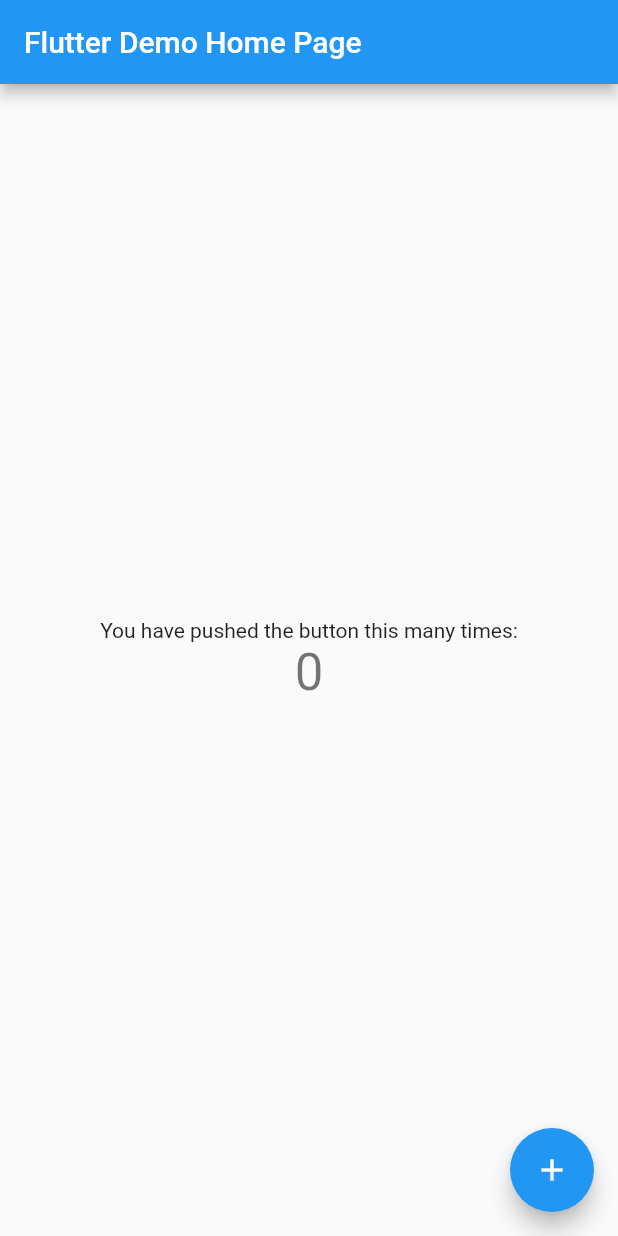
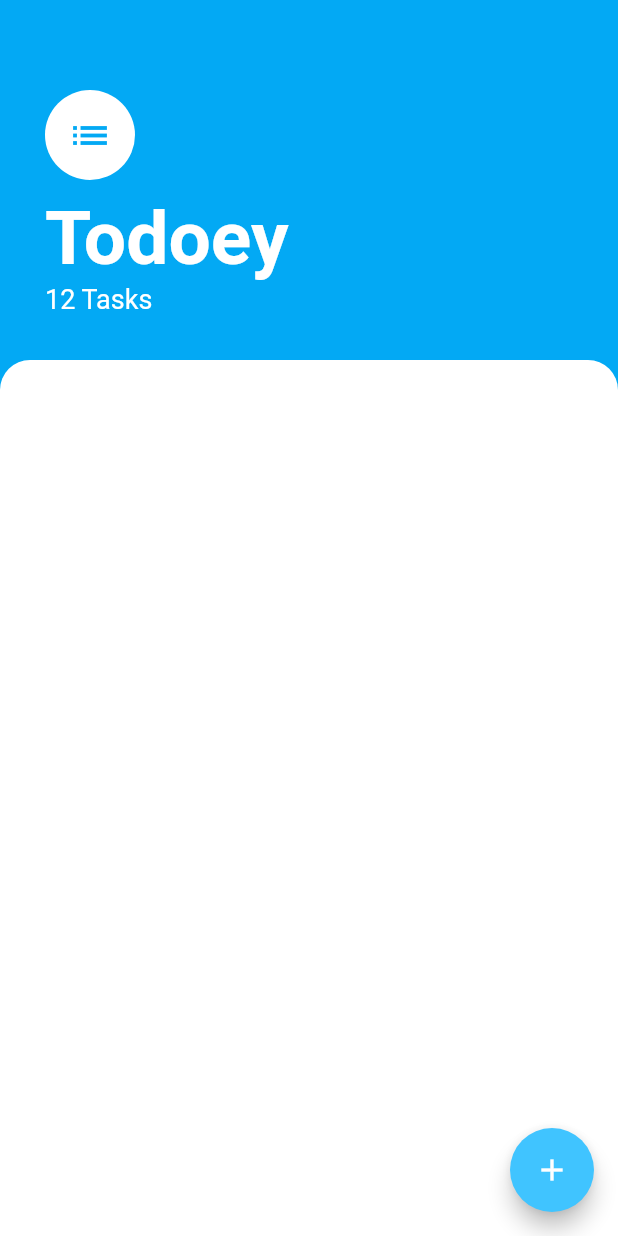
Before and after one commit to py415/todoey_flutter, a Flutter app: the screen it shows after launch, on a phone screen of 412 x 824 dp. Run offline on Flutter 3.47's test engine with Material 2 defaults, Android fonts, the phone set to English and light mode, and no system bars.

Commit message:
Update UI design

```diff
--- a/lib/main.dart
+++ b/lib/main.dart
@@ -1,111 +1,13 @@
 import 'package:flutter/material.dart';
+import 'screens/tasks_screen.dart';
 
 void main() => runApp(MyApp());
 
 class MyApp extends StatelessWidget {
-  // This widget is the root of your application.
   @override
   Widget build(BuildContext context) {
     return MaterialApp(
-      title: 'Flutter Demo',
-      theme: ThemeData(
-        // This is the theme of your application.
-        //
-        // Try running your application with "flutter run". You'll see the
-        // application has a blue toolbar. Then, without quitting the app, try
-        // changing the primarySwatch below to Colors.green and then invoke
-        // "hot reload" (press "r" in the console where you ran "flutter run",
-        // or simply save your changes to "hot reload" in a Flutter IDE).
-        // Notice that the counter didn't reset back to zero; the application
-        // is not restarted.
-        primarySwatch: Colors.blue,
-      ),
-      home: MyHomePage(title: 'Flutter Demo Home Page'),
+      home: TasksScreen(),
     );
   }
 }
-
-class MyHomePage extends StatefulWidget {
-  MyHomePage({Key key, this.title}) : super(key: key);
-
-  // This widget is the home page of your application. It is stateful, meaning
-  // that it has a State object (defined below) that contains fields that affect
-  // how it looks.
-
-  // This class is the configuration for the state. It holds the values (in this
-  // case the title) provided by the parent (in this case the App widget) and
-  // used by the build method of the State. Fields in a Widget subclass are
-  // always marked "final".
-
-  final String title;
-
-  @override
-  _MyHomePageState createState() => _MyHomePageState();
-}
-
-class _MyHomePageState extends State<MyHomePage> {
-  int _counter = 0;
-
-  void _incrementCounter() {
-    setState(() {
-      // This call to setState tells the Flutter framework that something has
-      // changed in this State, which causes it to rerun the build method below
-      // so that the display can reflect the updated values. If we changed
-      // _counter without calling setState(), then the build method would not be
-      // called again, and so nothing would appear to happen.
-      _counter++;
-    });
-  }
-
-  @override
-  Widget build(BuildContext context) {
-    // This method is rerun every time setState is called, for instance as done
-    // by the _incrementCounter method above.
-    //
-    // The Flutter framework has been optimized to make rerunning build methods
-    // fast, so that you can just rebuild anything that needs updating rather
-    // than having to individually change instances of widgets.
-    return Scaffold(
-      appBar: AppBar(
-        // Here we take the value from the MyHomePage object that was created by
-        // the App.build method, and use it to set our appbar title.
-        title: Text(widget.title),
-      ),
-      body: Center(
-        // Center is a layout widget. It takes a single child and positions it
-        // in the middle of the parent.
-        child: Column(
-          // Column is also layout widget. It takes a list of children and
-          // arranges them vertically. By default, it sizes itself to fit its
-          // children horizontally, and tries to be as tall as its parent.
-          //
-          // Invoke "debug painting" (press "p" in the console, choose the
-          // "Toggle Debug Paint" action from the Flutter Inspector in Android
-          // Studio, or the "Toggle Debug Paint" command in Visual Studio Code)
-          // to see the wireframe for each widget.
-          //
-          // Column has various properties to control how it sizes itself and
-          // how it positions its children. Here we use mainAxisAlignment to
-          // center the children vertically; the main axis here is the vertical
-          // axis because Columns are vertical (the cross axis would be
-          // horizontal).
-          mainAxisAlignment: MainAxisAlignment.center,
-          children: <Widget>[
-            Text(
-              'You have pushed the button this many times:',
-            ),
-            Text(
-              '$_counter',
-              style: Theme.of(context).textTheme.display1,
-            ),
-          ],
-        ),
-      ),
-      floatingActionButton: FloatingActionButton(
-        onPressed: _incrementCounter,
-        tooltip: 'Increment',
-        child: Icon(Icons.add),
-      ), // This trailing comma makes auto-formatting nicer for build methods.
-    );
-  }
-}
--- /dev/null
+++ b/lib/screens/tasks_screen.dart
@@ -0,0 +1,70 @@
+import 'package:flutter/material.dart';
+
+class TasksScreen extends StatelessWidget {
+  @override
+  Widget build(BuildContext context) {
+    return Scaffold(
+      backgroundColor: Colors.lightBlue,
+      floatingActionButton: FloatingActionButton(
+        backgroundColor: Colors.lightBlueAccent,
+        child: Icon(Icons.add),
+      ),
+      body: Column(
+        crossAxisAlignment: CrossAxisAlignment.start,
+        children: <Widget>[
+          Container(
+            padding: EdgeInsets.only(
+              top: 60.0,
+              left: 30.0,
+              right: 30.0,
+              bottom: 30.0,
+            ),
+            child: Column(
+              crossAxisAlignment: CrossAxisAlignment.start,
+              children: <Widget>[
+                CircleAvatar(
+                  backgroundColor: Colors.white,
+                  child: Icon(
+                    Icons.list,
+                    size: 30.0,
+                    color: Colors.lightBlue,
+                  ),
+                  radius: 30.0,
+                ),
+                SizedBox(
+                  height: 10.0,
+                ),
+                Text(
+                  'Todoey',
+                  style: TextStyle(
+                    color: Colors.white,
+                    fontSize: 50.0,
+                    fontWeight: FontWeight.w700,
+                  ),
+                ),
+                Text(
+                  '12 Tasks',
+                  style: TextStyle(
+                    color: Colors.white,
+                    fontSize: 18.0,
+                  ),
+                ),
+              ],
+            ),
+          ),
+          Expanded(
+            child: Container(
+              decoration: BoxDecoration(
+                color: Colors.white,
+                borderRadius: BorderRadius.only(
+                  topLeft: Radius.circular(20.0),
+                  topRight: Radius.circular(20.0),
+                ),
+              ),
+            ),
+          )
+        ],
+      ),
+    );
+  }
+}
```
